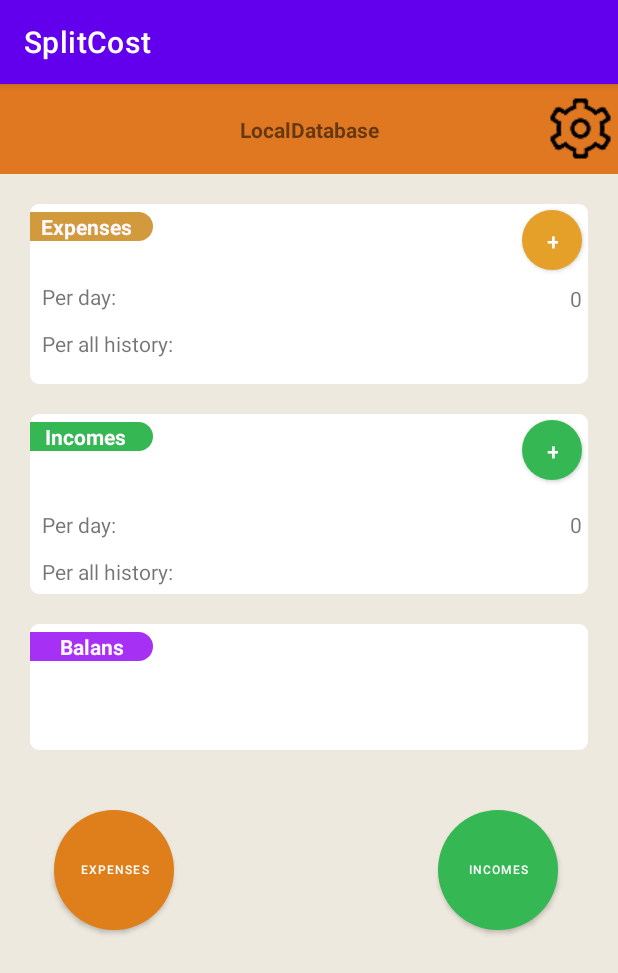
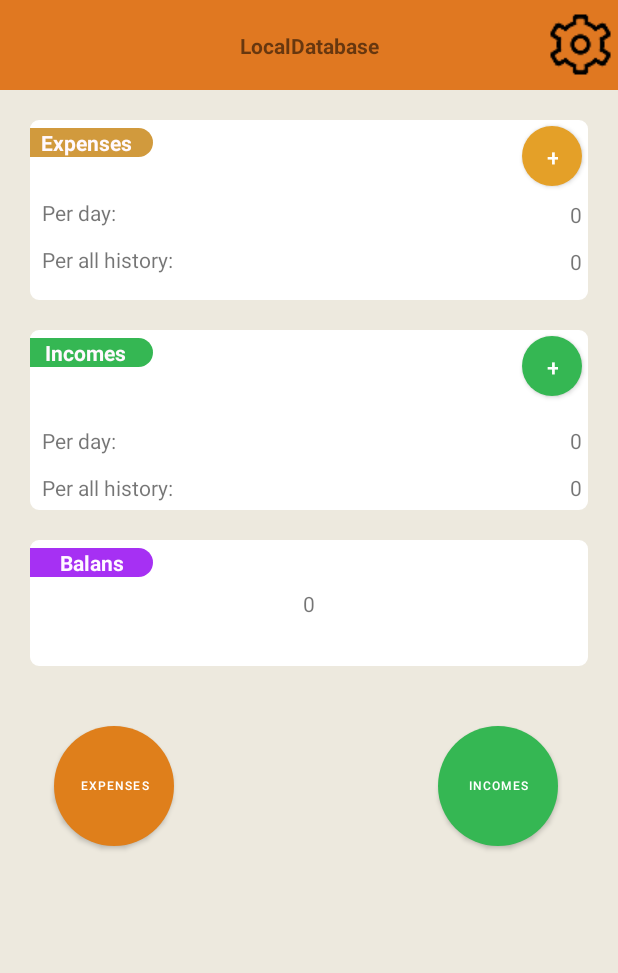
Before and after one commit to Anready/SplitCost, an Android app: the screen it shows after launch (MainActivity), on a phone screen of 412 x 824 dp. Shown: the top 973 px of the screen. Run offline under Robolectric (Android 15) with nearby library versions, the phone set to English and light mode, and no system bars.

Commit message:
Added Expense.java and Income.java, also added perAll()

```diff
--- a/app/build.gradle
+++ b/app/build.gradle
@@ -36,6 +36,7 @@ dependencies {
     implementation libs.appcompat
     implementation libs.material
     implementation libs.constraintlayout
+    implementation libs.activity
     testImplementation libs.junit
     androidTestImplementation libs.ext.junit
     androidTestImplementation libs.espresso.core
--- a/app/src/main/AndroidManifest.xml
+++ b/app/src/main/AndroidManifest.xml
@@ -13,6 +13,12 @@
         android:theme="@style/Theme.SplitCost"
         tools:targetApi="31">
         <activity
+            android:name=".add.Income"
+            android:exported="false" />
+        <activity
+            android:name=".add.Expense"
+            android:exported="false" />
+        <activity
             android:name=".MainActivity"
             android:exported="true">
             <intent-filter>
--- a/app/src/main/java/com/codersanx/splitcost/MainActivity.java
+++ b/app/src/main/java/com/codersanx/splitcost/MainActivity.java
@@ -3,10 +3,15 @@ package com.codersanx.splitcost;
 import static com.codersanx.splitcost.utils.Utils.currentDb;
 import static com.codersanx.splitcost.utils.Utils.initApp;
 
+import androidx.activity.result.ActivityResultLauncher;
+import androidx.activity.result.contract.ActivityResultContracts;
 import androidx.appcompat.app.AppCompatActivity;
 
+import android.content.Intent;
 import android.os.Bundle;
 
+import com.codersanx.splitcost.add.Expense;
+import com.codersanx.splitcost.add.Income;
 import com.codersanx.splitcost.databinding.ActivityMainBinding;
 import com.codersanx.splitcost.utils.Databases;
 
@@ -14,6 +19,7 @@ import java.math.BigInteger;
 import java.text.ParseException;
 import java.text.SimpleDateFormat;
 import java.util.Date;
+import java.util.Locale;
 import java.util.Map;
 
 
@@ -22,6 +28,7 @@ public class MainActivity extends AppCompatActivity {
     private ActivityMainBinding binding;
     private String currentDb;
     private Databases expenses, incomes;
+    private String expensesPerAll, incomesPerAll;
 
     @Override
     protected void onCreate(Bundle savedInstanceState) {
@@ -32,22 +39,51 @@ public class MainActivity extends AppCompatActivity {
 
         initApp(this);
         initVariables();
+        initObjects();
+    }
 
+    private void initVariables() {
+        currentDb = currentDb(this);
+        expenses = new Databases(this, currentDb + "Expenses");
+        incomes = new Databases(this, currentDb + "Incomes");
+        expensesPerAll = perAll(true);
+        incomesPerAll = perAll(false);
+    }
+
+    private void initObjects() {
+        setText();
+
+        ActivityResultLauncher<Intent> addLauncher = registerForActivityResult(
+                new ActivityResultContracts.StartActivityForResult(),
+                result -> {
+                    if (result.getResultCode() == RESULT_OK) {
+                        expensesPerAll = perAll(true);
+                        incomesPerAll = perAll(false);
+                        setText();
+                    }
+                }
+        );
+
+        binding.expenseAdd.setOnClickListener(v -> addLauncher.launch(new Intent(this, Expense.class)));
+        binding.incomeAdd.setOnClickListener(v -> addLauncher.launch(new Intent(this, Income.class)));
+    }
+
+    private void setText() {
         binding.currentDB.setText(currentDb);
         binding.perAllDayAddE.setText(perDay(true));
         binding.perAllDayMinusE.setText(perDay(false));
+        binding.perAllHistoryAddE.setText(incomesPerAll);
+        binding.perAllHistoryMinusE.setText(expensesPerAll);
+        binding.balans.setText(getBalance());
     }
 
     private String perDay(boolean isExpenses) {
         BigInteger total = BigInteger.ZERO;
 
-        SimpleDateFormat formatter = new SimpleDateFormat("dd-MM-yyyy");
+        SimpleDateFormat formatter = new SimpleDateFormat("dd-MM-yyyy", Locale.getDefault());
         Map<String, String> allData;
-        if (isExpenses) {
-            allData = expenses.readAll();
-        } else {
-            allData = incomes.readAll();
-        }
+
+        allData = isExpenses ? expenses.readAll() : incomes.readAll();
 
         for (Map.Entry<String, String> entry : allData.entrySet()) {
             try {
@@ -58,19 +94,29 @@ public class MainActivity extends AppCompatActivity {
                 if (comparison == 0) {
                     total = total.add(new BigInteger(entry.getValue()));
                 }
-            } catch (ParseException e) {
-                e.printStackTrace();
-            }
+            } catch (ParseException ignored) {}
         }
 
         return String.valueOf(total);
     }
 
-    //TODO: Create a perAll() setter
+    private String perAll(boolean isExpenses) {
+        BigInteger total = BigInteger.ZERO;
 
-    private void initVariables() {
-        currentDb = currentDb(this);
-        expenses = new Databases(this, currentDb + "Expenses");
-        incomes = new Databases(this, currentDb + "Incomes");
+        Map<String, String> allData;
+        allData = isExpenses ? expenses.readAll() : incomes.readAll();
+
+        for (Map.Entry<String, String> entry : allData.entrySet()) {
+            total = total.add(new BigInteger(entry.getValue()));
+        }
+
+        return String.valueOf(total);
+    }
+
+    private String getBalance() {
+        BigInteger incomes = new BigInteger(incomesPerAll);
+        BigInteger expenses = new BigInteger(expensesPerAll);
+
+        return incomes.subtract(expenses).toString();
     }
 }
--- a/app/src/main/res/layout/activity_main.xml
+++ b/app/src/main/res/layout/activity_main.xml
@@ -255,7 +255,7 @@
                 app:layout_constraintTop_toTopOf="@+id/expense_background" />
 
             <Button
-                android:id="@+id/expenses_add"
+                android:id="@+id/expense_add"
                 android:layout_width="40dp"
                 android:layout_height="40dp"
                 android:layout_marginTop="4dp"
--- a/app/src/main/res/values-night/themes.xml
+++ b/app/src/main/res/values-night/themes.xml
@@ -1,6 +1,6 @@
 <resources xmlns:tools="http://schemas.android.com/tools">
     <!-- Base application theme. -->
-    <style name="Theme.SplitCost" parent="Theme.MaterialComponents.DayNight.DarkActionBar">
+    <style name="Theme.SplitCost" parent="Theme.MaterialComponents.DayNight.NoActionBar">
         <!-- Primary brand color. -->
         <item name="colorPrimary">@color/purple_200</item>
         <item name="colorPrimaryVariant">@color/purple_700</item>
@@ -10,7 +10,7 @@
         <item name="colorSecondaryVariant">@color/teal_200</item>
         <item name="colorOnSecondary">@color/black</item>
         <!-- Status bar color. -->
-        <item name="android:statusBarColor">?attr/colorPrimaryVariant</item>
+        <item name="android:statusBarColor">?attr/colorSecondary</item>
         <!-- Customize your theme here. -->
     </style>
 </resources>
--- a/app/src/main/res/values/themes.xml
+++ b/app/src/main/res/values/themes.xml
@@ -1,6 +1,6 @@
 <resources xmlns:tools="http://schemas.android.com/tools">
     <!-- Base application theme. -->
-    <style name="Theme.SplitCost" parent="Theme.MaterialComponents.DayNight.DarkActionBar">
+    <style name="Theme.SplitCost" parent="Theme.MaterialComponents.DayNight.NoActionBar">
         <!-- Primary brand color. -->
         <item name="colorPrimary">@color/purple_500</item>
         <item name="colorPrimaryVariant">@color/purple_700</item>
@@ -10,7 +10,7 @@
         <item name="colorSecondaryVariant">@color/teal_700</item>
         <item name="colorOnSecondary">@color/black</item>
         <!-- Status bar color. -->
-        <item name="android:statusBarColor">?attr/colorPrimaryVariant</item>
+        <item name="android:statusBarColor">?attr/colorSecondary</item>
         <!-- Customize your theme here. -->
     </style>
 </resources>
--- a/gradle/libs.versions.toml
+++ b/gradle/libs.versions.toml
@@ -6,6 +6,7 @@ espressoCore = "3.5.1"
 appcompat = "1.6.1"
 material = "1.12.0"
 constraintlayout = "2.1.4"
+activity = "1.9.0"
 
 [libraries]
 junit = { group = "junit", name = "junit", version.ref = "junit" }
@@ -14,6 +15,7 @@ espresso-core = { group = "androidx.test.espresso", name = "espresso-core", vers
 appcompat = { group = "androidx.appcompat", name = "appcompat", version.ref = "appcompat" }
 material = { group = "com.google.android.material", name = "material", version.ref = "material" }
 constraintlayout = { group = "androidx.constraintlayout", name = "constraintlayout", version.ref = "constraintlayout" }
+activity = { group = "androidx.activity", name = "activity", version.ref = "activity" }
 
 [plugins]
 android-application = { id = "com.android.application", version.ref = "agp" }
```
Also changed, not shown: app/src/main/java/com/codersanx/splitcost/add/Expense.java (added, +22 -0 lines), app/src/main/java/com/codersanx/splitcost/add/Income.java (added, +22 -0 lines), app/src/main/res/layout/activity_expense.xml (added, +10 -0 lines), app/src/main/res/layout/activity_income.xml (added, +10 -0 lines), app/src/main/res/values-night/colors.xml (added, +9 -0 lines).
